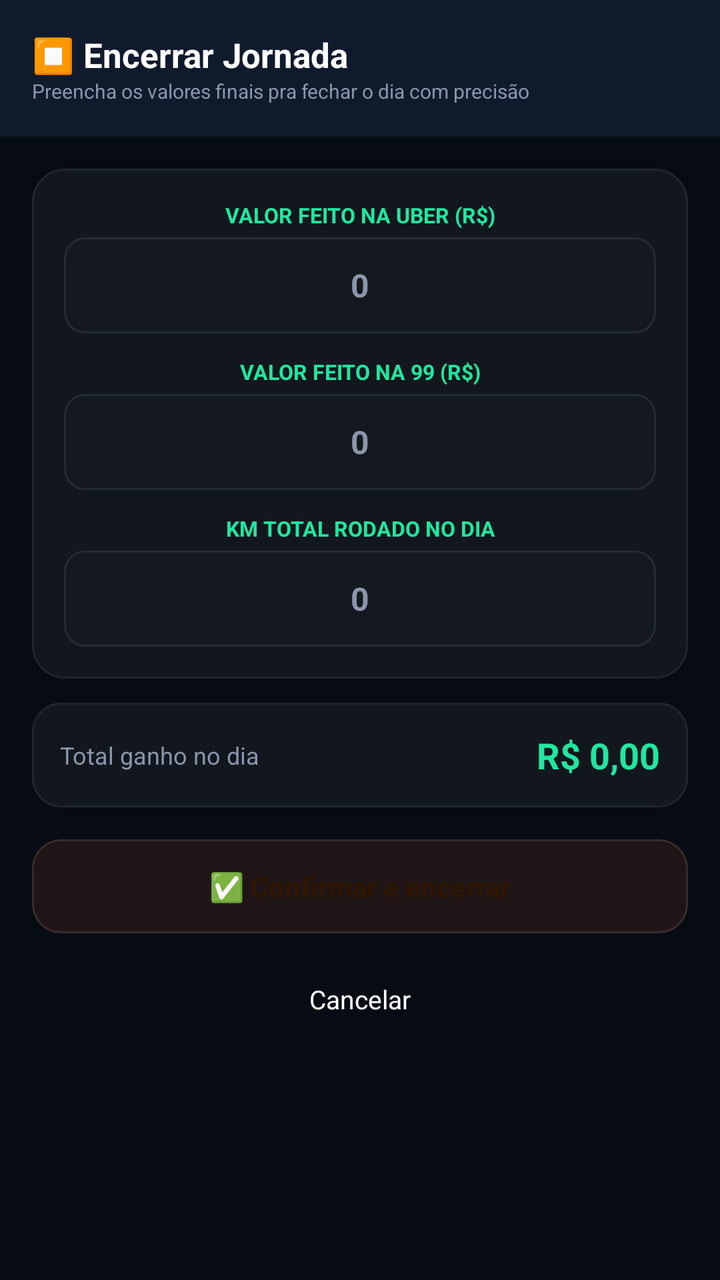
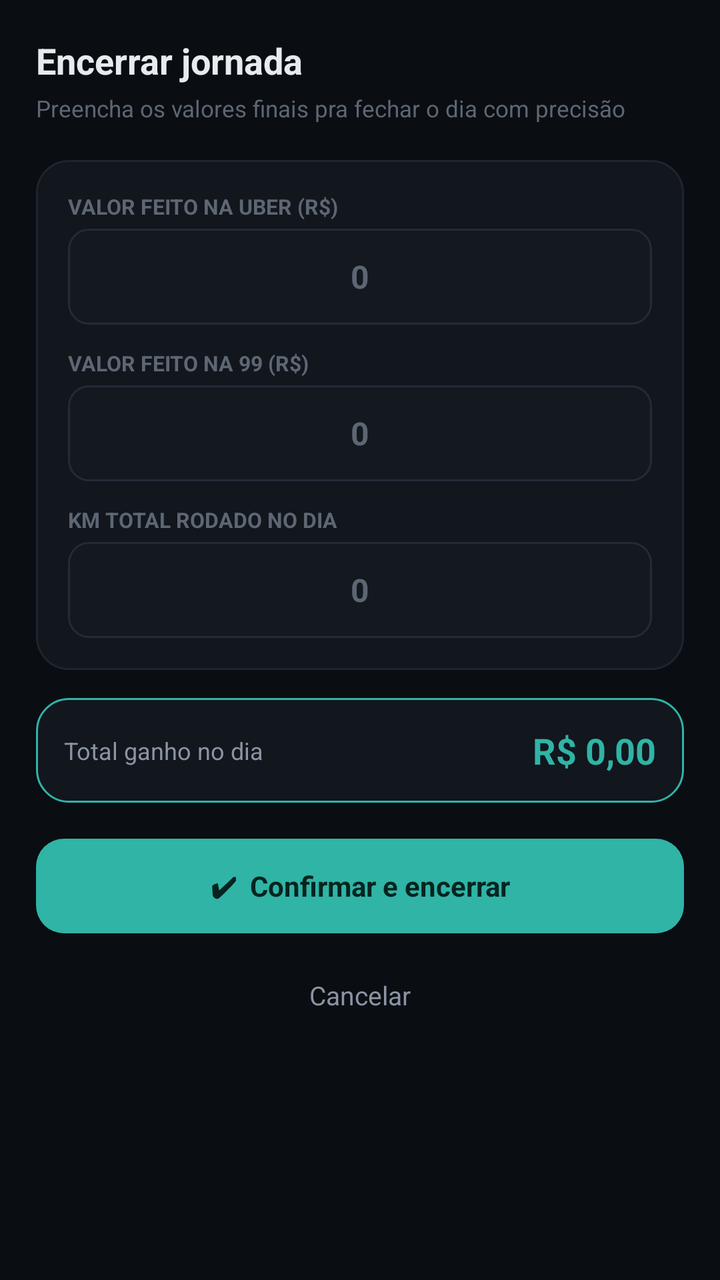

An Android layout rendered at two revisions. The XML below is the earlier revision; the diff shows what the commit changed to produce the second picture.
<!-- AndroidManifest.xml: application theme Theme.MaterialComponents.DayNight.NoActionBar -->
<!-- res/layout/activity_encerrar_jornada.xml -->
<?xml version="1.0" encoding="utf-8"?>
<ScrollView xmlns:android="http://schemas.android.com/apk/res/android"
    android:layout_width="match_parent"
    android:layout_height="match_parent"
    android:background="#070C14">

    <LinearLayout
        android:layout_width="match_parent"
        android:layout_height="wrap_content"
        android:orientation="vertical">

        <LinearLayout
            android:layout_width="match_parent"
            android:layout_height="wrap_content"
            android:orientation="vertical"
            android:background="#0F1B2D"
            android:padding="16dp"
            android:paddingBottom="18dp">

            <TextView
                android:layout_width="wrap_content"
                android:layout_height="wrap_content"
                android:text="⏹ Encerrar Jornada"
                android:textColor="#FFFFFF"
                android:textSize="17sp"
                android:textStyle="bold" />

            <TextView
                android:layout_width="wrap_content"
                android:layout_height="wrap_content"
                android:text="Preencha os valores finais pra fechar o dia com precisão"
                android:textColor="#8B96AC"
                android:textSize="10sp" />
        </LinearLayout>

        <LinearLayout
            android:layout_width="match_parent"
            android:layout_height="wrap_content"
            android:orientation="vertical"
            android:padding="16dp">

            <LinearLayout
                android:layout_width="match_parent"
                android:layout_height="wrap_content"
                android:orientation="vertical"
                android:background="@drawable/bg_card_dark"
                android:padding="16dp"
                android:layout_marginBottom="12dp">

                <TextView
                    android:layout_width="match_parent"
                    android:layout_height="wrap_content"
                    android:gravity="center"
                    android:text="VALOR FEITO NA UBER (R$)"
                    android:textColor="#1FE7A0"
                    android:textSize="10.5sp"
                    android:textStyle="bold"
                    android:paddingBottom="4dp" />
                <EditText
                    android:id="@+id/edtValorUberFinal"
                    android:layout_width="match_parent"
                    android:layout_height="48dp"
                    android:background="@drawable/bg_input_verde"
                    android:gravity="center"
                    android:textColor="#FFFFFF"
                    android:textColorHint="#8B96AC"
                    android:hint="0"
                    android:textSize="16sp"
                    android:textStyle="bold"
                    android:inputType="numberDecimal"
                    android:layout_marginBottom="12dp" />

                <TextView
                    android:layout_width="match_parent"
                    android:layout_height="wrap_content"
                    android:gravity="center"
                    android:text="VALOR FEITO NA 99 (R$)"
                    android:textColor="#1FE7A0"
                    android:textSize="10.5sp"
                    android:textStyle="bold"
                    android:paddingBottom="4dp" />
                <EditText
                    android:id="@+id/edtValor99Final"
                    android:layout_width="match_parent"
                    android:layout_height="48dp"
                    android:background="@drawable/bg_input_verde"
                    android:gravity="center"
                    android:textColor="#FFFFFF"
                    android:textColorHint="#8B96AC"
                    android:hint="0"
                    android:textSize="16sp"
                    android:textStyle="bold"
                    android:inputType="numberDecimal"
                    android:layout_marginBottom="12dp" />

                <TextView
                    android:layout_width="match_parent"
                    android:layout_height="wrap_content"
                    android:gravity="center"
                    android:text="KM TOTAL RODADO NO DIA"
                    android:textColor="#1FE7A0"
                    android:textSize="10.5sp"
                    android:textStyle="bold"
                    android:paddingBottom="4dp" />
                <EditText
                    android:id="@+id/edtKmTotalFinal"
                    android:layout_width="match_parent"
                    android:layout_height="48dp"
                    android:background="@drawable/bg_input_verde"
                    android:gravity="center"
                    android:textColor="#FFFFFF"
                    android:textColorHint="#8B96AC"
                    android:hint="0"
                    android:textSize="16sp"
                    android:textStyle="bold"
                    android:inputType="numberDecimal" />
            </LinearLayout>

            <LinearLayout
                android:layout_width="match_parent"
                android:layout_height="wrap_content"
                android:orientation="horizontal"
                android:background="@drawable/bg_tint_green"
                android:padding="14dp"
                android:gravity="center_vertical"
                android:layout_marginBottom="16dp">

                <TextView
                    android:layout_width="0dp"
                    android:layout_height="wrap_content"
                    android:layout_weight="1"
                    android:text="Total ganho no dia"
                    android:textColor="#8B96AC"
                    android:textSize="12sp" />

                <TextView
                    android:id="@+id/txtTotalPreview"
                    android:layout_width="wrap_content"
                    android:layout_height="wrap_content"
                    android:text="R$ 0,00"
                    android:textColor="#1FE7A0"
                    android:textSize="18sp"
                    android:textStyle="bold" />
            </LinearLayout>

            <TextView
                android:id="@+id/btnConfirmarEncerramento"
                android:layout_width="match_parent"
                android:layout_height="wrap_content"
                android:background="@drawable/bg_cta_stop"
                android:padding="14dp"
                android:gravity="center"
                android:text="✅ Confirmar e encerrar"
                android:textColor="#2E1500"
                android:textSize="14sp"
                android:textStyle="bold"
                android:layout_marginBottom="12dp"
                android:clickable="true"
                android:focusable="true" />

            <TextView
                android:id="@+id/btnCancelarEncerramento"
                android:layout_width="match_parent"
                android:layout_height="wrap_content"
                android:padding="12dp"
                android:gravity="center"
                android:text="Cancelar"
                android:textColor="#FFFFFF"
                android:textSize="13sp"
                android:clickable="true"
                android:focusable="true" />

        </LinearLayout>
    </LinearLayout>
</ScrollView>
<!-- resources referenced by this layout -->
<resources>
  <!-- drawable bg_card_dark (drawable) -->
  <?xml version="1.0" encoding="utf-8"?>
  <shape xmlns:android="http://schemas.android.com/apk/res/android" android:shape="rectangle">
      <solid android:color="#12161D" />
      <stroke android:width="1dp" android:color="#1E252F" />
      <corners android:radius="16dp" />
  </shape>
  <!-- drawable bg_cta_stop (drawable) -->
  <?xml version="1.0" encoding="utf-8"?>
  <shape xmlns:android="http://schemas.android.com/apk/res/android" android:shape="rectangle">
      <solid android:color="#1F1516" />
      <stroke android:width="1dp" android:color="#3A2A2A" />
      <corners android:radius="14dp" />
  </shape>
  <!-- drawable bg_input_verde (drawable) -->
  <?xml version="1.0" encoding="utf-8"?>
  <shape xmlns:android="http://schemas.android.com/apk/res/android" android:shape="rectangle">
      <solid android:color="#141920" />
      <stroke android:width="1dp" android:color="#232B36" />
      <corners android:radius="10dp" />
  </shape>
  <!-- drawable bg_tint_green (drawable) -->
  <?xml version="1.0" encoding="utf-8"?>
  <shape xmlns:android="http://schemas.android.com/apk/res/android" android:shape="rectangle">
      <solid android:color="#12161D" />
      <stroke android:width="1dp" android:color="#1E252F" />
      <corners android:radius="14dp" />
  </shape>
</resources>

<!-- the commit's change to res/layout/activity_encerrar_jornada.xml (unified diff, before → after) -->
@@ -2,174 +2,158 @@
 <ScrollView xmlns:android="http://schemas.android.com/apk/res/android"
     android:layout_width="match_parent"
     android:layout_height="match_parent"
-    android:background="#070C14">
+    android:background="#0A0D12">
 
     <LinearLayout
         android:layout_width="match_parent"
         android:layout_height="wrap_content"
-        android:orientation="vertical">
+        android:orientation="vertical"
+        android:padding="18dp">
+
+        <TextView
+            android:layout_width="wrap_content"
+            android:layout_height="wrap_content"
+            android:text="Encerrar jornada"
+            android:textColor="#E7EAEE"
+            android:textSize="18sp"
+            android:textStyle="bold"
+            android:layout_marginBottom="4dp" />
+
+        <TextView
+            android:layout_width="wrap_content"
+            android:layout_height="wrap_content"
+            android:text="Preencha os valores finais pra fechar o dia com precisão"
+            android:textColor="#5D6773"
+            android:textSize="11.5sp"
+            android:layout_marginBottom="18dp" />
 
         <LinearLayout
             android:layout_width="match_parent"
             android:layout_height="wrap_content"
             android:orientation="vertical"
-            android:background="#0F1B2D"
+            android:background="@drawable/bg_card_dark"
             android:padding="16dp"
-            android:paddingBottom="18dp">
+            android:layout_marginBottom="14dp">
 
             <TextView
-                android:layout_width="wrap_content"
+                android:layout_width="match_parent"
                 android:layout_height="wrap_content"
-                android:text="⏹ Encerrar Jornada"
-                android:textColor="#FFFFFF"
-                android:textSize="17sp"
-                android:textStyle="bold" />
+                android:text="VALOR FEITO NA UBER (R$)"
+                android:textColor="#5D6773"
+                android:textSize="10.5sp"
+                android:textStyle="bold"
+                android:paddingBottom="4dp" />
+            <EditText
+                android:id="@+id/edtValorUberFinal"
+                android:layout_width="match_parent"
+                android:layout_height="48dp"
+                android:background="@drawable/bg_input_verde"
+                android:gravity="center"
+                android:textColor="#E7EAEE"
+                android:textColorHint="#5D6773"
+                android:hint="0"
+                android:textSize="16sp"
+                android:textStyle="bold"
+                android:inputType="numberDecimal"
+                android:layout_marginBottom="12dp" />
 
             <TextView
-                android:layout_width="wrap_content"
+                android:layout_width="match_parent"
                 android:layout_height="wrap_content"
-                android:text="Preencha os valores finais pra fechar o dia com precisão"
-                android:textColor="#8B96AC"
-                android:textSize="10sp" />
+                android:text="VALOR FEITO NA 99 (R$)"
+                android:textColor="#5D6773"
+                android:textSize="10.5sp"
+                android:textStyle="bold"
+                android:paddingBottom="4dp" />
+            <EditText
+                android:id="@+id/edtValor99Final"
+                android:layout_width="match_parent"
+                android:layout_height="48dp"
+                android:background="@drawable/bg_input_verde"
+                android:gravity="center"
+                android:textColor="#E7EAEE"
+                android:textColorHint="#5D6773"
+                android:hint="0"
+                android:textSize="16sp"
+                android:textStyle="bold"
+                android:inputType="numberDecimal"
+                android:layout_marginBottom="12dp" />
+
+            <TextView
+                android:layout_width="match_parent"
+                android:layout_height="wrap_content"
+                android:text="KM TOTAL RODADO NO DIA"
+                android:textColor="#5D6773"
+                android:textSize="10.5sp"
+                android:textStyle="bold"
+                android:paddingBottom="4dp" />
+            <EditText
+                android:id="@+id/edtKmTotalFinal"
+                android:layout_width="match_parent"
+                android:layout_height="48dp"
+                android:background="@drawable/bg_input_verde"
+                android:gravity="center"
+                android:textColor="#E7EAEE"
+                android:textColorHint="#5D6773"
+                android:hint="0"
+                android:textSize="16sp"
+                android:textStyle="bold"
+                android:inputType="numberDecimal" />
         </LinearLayout>
 
         <LinearLayout
             android:layout_width="match_parent"
             android:layout_height="wrap_content"
-            android:orientation="vertical"
-            android:padding="16dp">
-
-            <LinearLayout
-                android:layout_width="match_parent"
-                android:layout_height="wrap_content"
-                android:orientation="vertical"
-                android:background="@drawable/bg_card_dark"
-                android:padding="16dp"
-                android:layout_marginBottom="12dp">
-
-                <TextView
-                    android:layout_width="match_parent"
-                    android:layout_height="wrap_content"
-                    android:gravity="center"
-                    android:text="VALOR FEITO NA UBER (R$)"
-                    android:textColor="#1FE7A0"
-                    android:textSize="10.5sp"
-                    android:textStyle="bold"
-                    android:paddingBottom="4dp" />
-                <EditText
-                    android:id="@+id/edtValorUberFinal"
-                    android:layout_width="match_parent"
-                    android:layout_height="48dp"
-                    android:background="@drawable/bg_input_verde"
-                    android:gravity="center"
-                    android:textColor="#FFFFFF"
-                    android:textColorHint="#8B96AC"
-                    android:hint="0"
-                    android:textSize="16sp"
-                    android:textStyle="bold"
-                    android:inputType="numberDecimal"
-                    android:layout_marginBottom="12dp" />
-
-                <TextView
-                    android:layout_width="match_parent"
-                    android:layout_height="wrap_content"
-                    android:gravity="center"
-                    android:text="VALOR FEITO NA 99 (R$)"
-                    android:textColor="#1FE7A0"
-                    android:textSize="10.5sp"
-                    android:textStyle="bold"
-                    android:paddingBottom="4dp" />
-                <EditText
-                    android:id="@+id/edtValor99Final"
-                    android:layout_width="match_parent"
-                    android:layout_height="48dp"
-                    android:background="@drawable/bg_input_verde"
-                    android:gravity="center"
-                    android:textColor="#FFFFFF"
-                    android:textColorHint="#8B96AC"
-                    android:hint="0"
-                    android:textSize="16sp"
-                    android:textStyle="bold"
-                    android:inputType="numberDecimal"
-                    android:layout_marginBottom="12dp" />
-
-                <TextView
-                    android:layout_width="match_parent"
-                    android:layout_height="wrap_content"
-                    android:gravity="center"
-                    android:text="KM TOTAL RODADO NO DIA"
-                    android:textColor="#1FE7A0"
-                    android:textSize="10.5sp"
-                    android:textStyle="bold"
-                    android:paddingBottom="4dp" />
-                <EditText
-                    android:id="@+id/edtKmTotalFinal"
-                    android:layout_width="match_parent"
-                    android:layout_height="48dp"
-                    android:background="@drawable/bg_input_verde"
-                    android:gravity="center"
-                    android:textColor="#FFFFFF"
-                    android:textColorHint="#8B96AC"
-                    android:hint="0"
-                    android:textSize="16sp"
-                    android:textStyle="bold"
-                    android:inputType="numberDecimal" />
-            </LinearLayout>
-
-            <LinearLayout
-                android:layout_width="match_parent"
-                android:layout_height="wrap_content"
-                android:orientation="horizontal"
-                android:background="@drawable/bg_tint_green"
-                android:padding="14dp"
-                android:gravity="center_vertical"
-                android:layout_marginBottom="16dp">
-
-                <TextView
-                    android:layout_width="0dp"
-                    android:layout_height="wrap_content"
-                    android:layout_weight="1"
-                    android:text="Total ganho no dia"
-                    android:textColor="#8B96AC"
-                    android:textSize="12sp" />
-
-                <TextView
-                    android:id="@+id/txtTotalPreview"
-                    android:layout_width="wrap_content"
-                    android:layout_height="wrap_content"
-                    android:text="R$ 0,00"
-                    android:textColor="#1FE7A0"
-                    android:textSize="18sp"
-                    android:textStyle="bold" />
-            </LinearLayout>
+            android:orientation="horizontal"
+            android:background="@drawable/bg_card_accent"
+            android:padding="14dp"
+            android:gravity="center_vertical"
+            android:layout_marginBottom="18dp">
 
             <TextView
-                android:id="@+id/btnConfirmarEncerramento"
-                android:layout_width="match_parent"
+                android:layout_width="0dp"
                 android:layout_height="wrap_content"
-                android:background="@drawable/bg_cta_stop"
-                android:padding="14dp"
-                android:gravity="center"
-                android:text="✅ Confirmar e encerrar"
-                android:textColor="#2E1500"
-                android:textSize="14sp"
-                android:textStyle="bold"
-                android:layout_marginBottom="12dp"
-                android:clickable="true"
-                android:focusable="true" />
+                android:layout_weight="1"
+                android:text="Total ganho no dia"
+                android:textColor="#8A94A3"
+                android:textSize="12sp" />
 
             <TextView
-                android:id="@+id/btnCancelarEncerramento"
-                android:layout_width="match_parent"
+                android:id="@+id/txtTotalPreview"
+                android:layout_width="wrap_content"
                 android:layout_height="wrap_content"
-                android:padding="12dp"
-                android:gravity="center"
-                android:text="Cancelar"
-                android:textColor="#FFFFFF"
-                android:textSize="13sp"
-                android:clickable="true"
-                android:focusable="true" />
+                android:text="R$ 0,00"
+                android:textColor="#2FB4A6"
+                android:textSize="18sp"
+                android:textStyle="bold" />
+        </LinearLayout>
 
-        </LinearLayout>
+        <TextView
+            android:id="@+id/btnConfirmarEncerramento"
+            android:layout_width="match_parent"
+            android:layout_height="wrap_content"
+            android:background="@drawable/bg_cta_start"
+            android:padding="14dp"
+            android:gravity="center"
+            android:text="✔  Confirmar e encerrar"
+            android:textColor="#06231F"
+            android:textSize="14sp"
+            android:textStyle="bold"
+            android:layout_marginBottom="10dp"
+            android:clickable="true"
+            android:focusable="true" />
+
+        <TextView
+            android:id="@+id/btnCancelarEncerramento"
+            android:layout_width="match_parent"
+            android:layout_height="wrap_content"
+            android:padding="12dp"
+            android:gravity="center"
+            android:text="Cancelar"
+            android:textColor="#8A94A3"
+            android:textSize="13sp"
+            android:clickable="true"
+            android:focusable="true" />
+
     </LinearLayout>
 </ScrollView>
<!-- resource entries referenced after the edit -->
@@ -1,5 +1,12 @@
 <!-- resources referenced by this layout -->
 <resources>
+  <!-- drawable bg_card_accent (drawable) -->
+  <?xml version="1.0" encoding="utf-8"?>
+  <shape xmlns:android="http://schemas.android.com/apk/res/android" android:shape="rectangle">
+      <solid android:color="#12161D" />
+      <stroke android:width="1dp" android:color="#2FB4A6" />
+      <corners android:radius="16dp" />
+  </shape>
   <!-- drawable bg_card_dark (drawable) -->
   <?xml version="1.0" encoding="utf-8"?>
   <shape xmlns:android="http://schemas.android.com/apk/res/android" android:shape="rectangle">
@@ -7,11 +14,10 @@
       <stroke android:width="1dp" android:color="#1E252F" />
       <corners android:radius="16dp" />
   </shape>
-  <!-- drawable bg_cta_stop (drawable) -->
+  <!-- drawable bg_cta_start (drawable) -->
   <?xml version="1.0" encoding="utf-8"?>
   <shape xmlns:android="http://schemas.android.com/apk/res/android" android:shape="rectangle">
-      <solid android:color="#1F1516" />
-      <stroke android:width="1dp" android:color="#3A2A2A" />
+      <solid android:color="#2FB4A6" />
       <corners android:radius="14dp" />
   </shape>
   <!-- drawable bg_input_verde (drawable) -->
@@ -21,12 +27,5 @@
       <stroke android:width="1dp" android:color="#232B36" />
       <corners android:radius="10dp" />
   </shape>
-  <!-- drawable bg_tint_green (drawable) -->
-  <?xml version="1.0" encoding="utf-8"?>
-  <shape xmlns:android="http://schemas.android.com/apk/res/android" android:shape="rectangle">
-      <solid android:color="#12161D" />
-      <stroke android:width="1dp" android:color="#1E252F" />
-      <corners android:radius="14dp" />
-  </shape>
 </resources>
 
